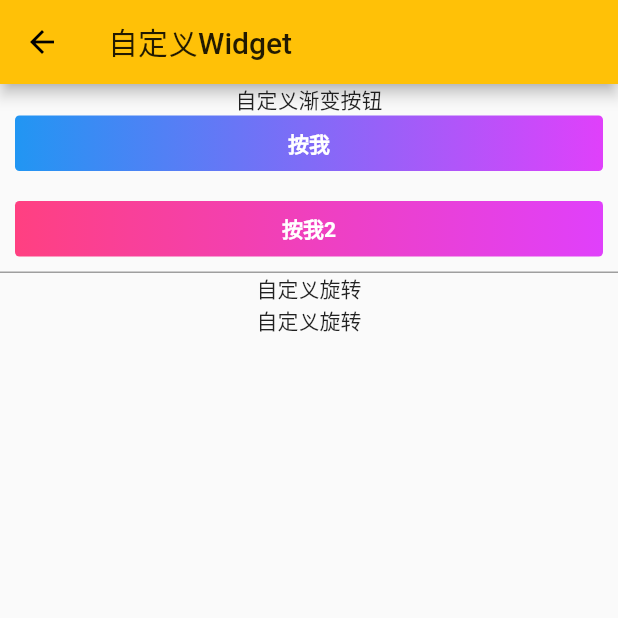
After one commit to wuxinxi/flutter_app_1, a Flutter app: the screen it shows after launch, after a tap on "自定义Widget", on a phone screen of 412 x 824 dp, the top half of it. The commit adds this screen. Run offline on Flutter 3.47's test engine with Material 2 defaults, Android fonts, the phone set to English and light mode, and no system bars; project files that could hold a hidden picture were left out.

Commit message:
Learning makes me happy

```diff
--- /dev/null
+++ b/lib/10_custom_widget.dart
@@ -0,0 +1,81 @@
+import 'dart:math';
+
+import 'package:flutter/material.dart';
+import 'package:flutter_app_1/widget/gradient_button.dart';
+import 'package:flutter_app_1/widget/turn_box.dart';
+
+class CustomWidget extends StatefulWidget {
+  @override
+  State<StatefulWidget> createState() => CustomWidgetState();
+}
+
+class CustomWidgetState extends State<CustomWidget> {
+  TurnBoxStatus status = TurnBoxStatus.DEFAULT;
+  TurnBoxStatus status2 = TurnBoxStatus.DEFAULT;
+  bool visible = true;
+
+  @override
+  Widget build(BuildContext context) {
+    return Scaffold(
+      appBar: AppBar(
+        title: Text('自定义Widget'),
+      ),
+      body: Column(
+        children: <Widget>[
+          Text('自定义渐变按钮'),
+          Padding(
+            padding: EdgeInsets.only(left: 10, right: 10),
+            child: GradientButton(
+              child: Text('按我'),
+              onPressed: () => setState(() {
+                status = status == TurnBoxStatus.STOP
+                    ? TurnBoxStatus.START
+                    : TurnBoxStatus.STOP;
+
+                visible = status == TurnBoxStatus.STOP;
+              }),
+              borderRadius: BorderRadius.circular(3.0),
+              colors: [Colors.blue, Colors.purpleAccent],
+            ),
+          ),
+          Padding(
+            padding: EdgeInsets.only(left: 10, right: 10,top: 20),
+            child: GradientButton(
+              child: Text('按我2'),
+              onPressed: () {
+                setState(() {
+                  status2 = status2 == TurnBoxStatus.STOP
+                      ? TurnBoxStatus.START
+                      : TurnBoxStatus.STOP;
+                });
+              },
+              borderRadius: BorderRadius.circular(3.0),
+              colors: [Colors.pinkAccent, Colors.purpleAccent],
+            ),
+          ),
+          Container(
+            margin: EdgeInsets.only(top: 10.0),
+          ),
+          Container(
+            color: Colors.grey,
+            height: 1.0,
+            width: double.infinity,
+          ),
+          Text('自定义旋转'),
+          Offstage(
+            offstage: visible,
+            child: TurnBox(
+              status: status,
+              child: Icon(
+                Icons.refresh,
+                color: Colors.purpleAccent,
+                size: 50.0,
+              ),
+            ),
+          ),
+          Text('自定义旋转'),
+        ],
+      ),
+    );
+  }
+}
--- a/lib/main.dart
+++ b/lib/main.dart
@@ -1,5 +1,6 @@
 import 'package:flutter/cupertino.dart';
 import 'package:flutter/material.dart';
+import '10_custom_widget.dart';
 import '8_listener.dart';
 import '2_base_widget.dart';
 import '4_layout.dart';
@@ -152,6 +153,11 @@ class _MyHomePageState extends State<MyHomePage> {
                 }));
               },
             ),
+            FlatButton(
+              child: Text('自定义Widget'),
+              onPressed: () => Navigator.push(context,
+                  MaterialPageRoute(builder: (context) => CustomWidget())),
+            )
           ],
         ),
       ),
--- /dev/null
+++ b/lib/widget/gradient_button.dart
@@ -0,0 +1,52 @@
+import 'package:flutter/material.dart';
+
+//渐变按钮
+class GradientButton extends StatelessWidget {
+  final BorderRadius borderRadius;
+  final List<Color> colors;
+  final double width, height;
+  final Widget child;
+  final GestureTapCallback onPressed;
+  final bool isEnable;
+  final Color disEnableColors;
+
+  GradientButton(
+      {this.borderRadius,
+      this.colors,
+      this.width,
+      this.height,
+      this.isEnable = true,
+      this.disEnableColors = Colors.grey,
+      @required this.child,
+      this.onPressed});
+
+  @override
+  Widget build(BuildContext context) {
+    ThemeData theme = Theme.of(context);
+    List<Color> _colors = colors ??
+        [theme.primaryColor, theme.primaryColorDark ?? theme.primaryColor];
+
+    return DecoratedBox(
+      decoration: BoxDecoration(
+          borderRadius: borderRadius,
+          color: isEnable ? null : disEnableColors,
+          gradient: isEnable ? LinearGradient(colors: _colors) : null),
+      child: Material(
+        type: MaterialType.transparency,
+        child: InkWell(
+          splashColor: _colors.last,
+          highlightColor: Colors.transparent,
+          borderRadius: borderRadius,
+          onTap: isEnable ? onPressed : null,
+          child: Center(
+            child: Padding(
+              padding: const EdgeInsets.all(8.0),
+              child: DefaultTextStyle(
+                  style: TextStyle(fontWeight: FontWeight.bold), child: child),
+            ),
+          ),
+        ),
+      ),
+    );
+  }
+}
--- /dev/null
+++ b/lib/widget/turn_box.dart
@@ -0,0 +1,56 @@
+import 'package:flutter/material.dart';
+
+enum TurnBoxStatus { DEFAULT, START, STOP }
+
+class TurnBox extends StatefulWidget {
+  final TurnBoxStatus status;
+  final int speed; //执行动画的时长
+  final Widget child;
+
+  TurnBox(
+      {Key key,
+      this.status = TurnBoxStatus.DEFAULT,
+      this.speed,
+      @required this.child});
+
+  @override
+  State<StatefulWidget> createState() => TurnBoxState();
+}
+
+class TurnBoxState extends State<TurnBox> with TickerProviderStateMixin {
+  AnimationController controller;
+
+  @override
+  void initState() {
+    controller = AnimationController(
+        vsync: this, duration: Duration(milliseconds: widget.speed ?? 500));
+    super.initState();
+  }
+
+  @override
+  void dispose() {
+    super.dispose();
+    controller.dispose();
+  }
+
+  @override
+  void didUpdateWidget(TurnBox oldWidget) {
+    super.didUpdateWidget(oldWidget);
+    if (oldWidget.status != widget.status) {
+      if (widget.status == TurnBoxStatus.STOP) {
+        controller.stop();
+      } else if (widget.status == TurnBoxStatus.START) {
+        controller.animateTo(1);
+        controller.repeat();
+      }
+    }
+  }
+
+  @override
+  Widget build(BuildContext context) {
+    return RotationTransition(
+      turns: controller,
+      child: widget.child,
+    );
+  }
+}
```
Also changed, not shown: lib/9_animator.dart (+41 -6 lines), lib/animator/animated_switcher.dart (+96 -5 lines), lib/animator/over_animation.dart (added, +129 -0 lines), lib/widget/progress_widget.dart (added, +17 -0 lines).
